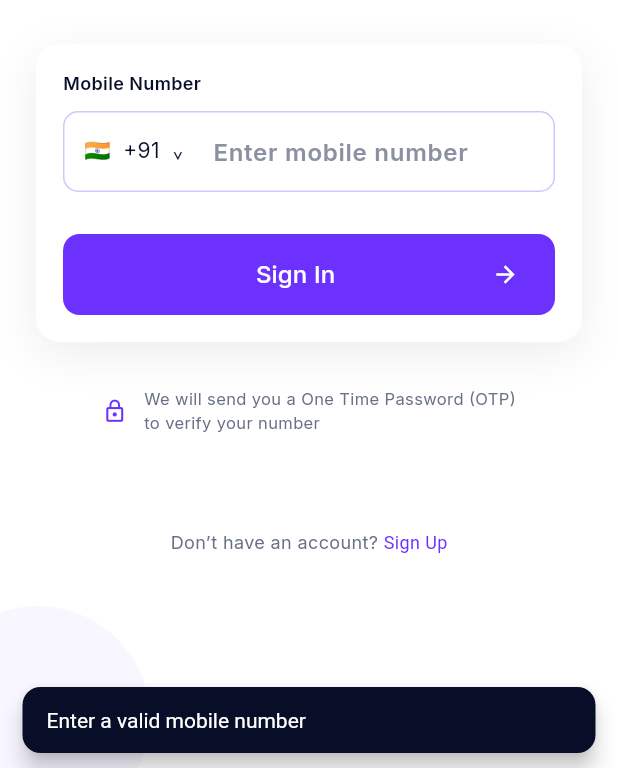
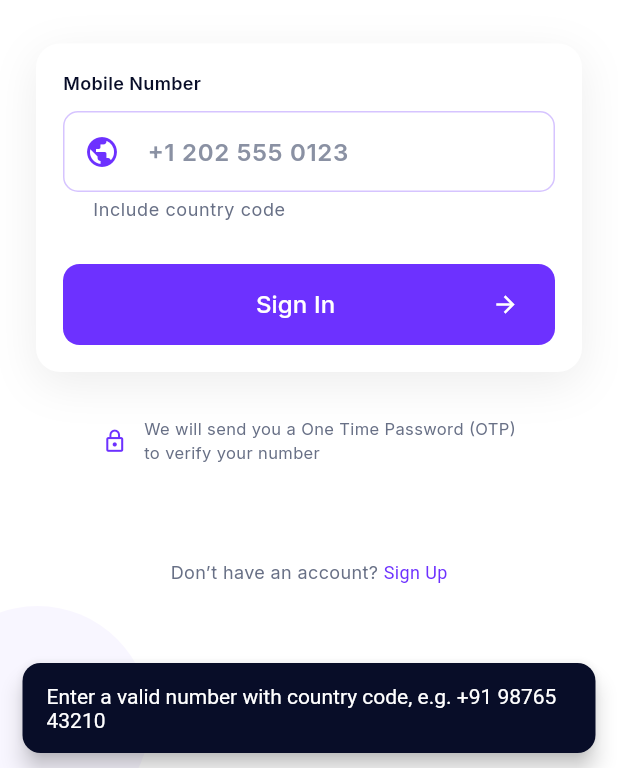
Before and after one commit to vinitanwar/groopx, a Flutter app: the PhoneScreen screen opened by its route, after a tap on "Sign In", on a phone screen of 412 x 824 dp, the part 468-1236 px from its top. Run offline on Flutter 3.47's test engine with Material 3 defaults, Android fonts, the phone set to English and light mode, and no system bars; our stand-ins replace dio, file_picker, firebase_core, firebase_messaging, flutter_secure_storage, geolocator and 6 more; missing offline and left inert: livekit_client; accounts and stored records are empty; network calls fail.

Commit message:
Support international phone number login

```diff
--- /dev/null
+++ b/mobile/lib/features/auth/data/phone_number.dart
@@ -0,0 +1,10 @@
+String? normalizeInternationalPhone(String input) {
+  var value = input.trim().replaceAll(RegExp(r'[\s().-]'), '');
+  if (value.startsWith('00')) {
+    value = '+${value.substring(2)}';
+  }
+  if (!RegExp(r'^\+[1-9][0-9]{7,14}$').hasMatch(value)) {
+    return null;
+  }
+  return value;
+}
--- a/mobile/lib/features/auth/presentation/auth_components.dart
+++ b/mobile/lib/features/auth/presentation/auth_components.dart
@@ -93,11 +93,13 @@ class PhoneField extends StatelessWidget {
   Widget build(BuildContext context) => TextField(
         controller: controller,
         keyboardType: TextInputType.phone,
+        autofillHints: const [AutofillHints.telephoneNumber],
         style: const TextStyle(color: authInk, fontSize: 16, fontWeight: FontWeight.w600),
         decoration: InputDecoration(
-          hintText: 'Enter mobile number',
-          prefixIcon: const Padding(padding: EdgeInsets.all(14), child: Text('🇮🇳  +91  ⌄', style: TextStyle(fontSize: 14))),
-          prefixIconConstraints: const BoxConstraints(minWidth: 96),
+          hintText: '+1 202 555 0123',
+          helperText: 'Include country code',
+          prefixIcon: const Icon(Icons.public, color: authPurple),
+          prefixIconConstraints: const BoxConstraints(minWidth: 52),
           enabledBorder: OutlineInputBorder(borderSide: const BorderSide(color: Color(0xFFD6C4FF)), borderRadius: BorderRadius.circular(10)),
           focusedBorder: OutlineInputBorder(borderSide: const BorderSide(color: authPurple), borderRadius: BorderRadius.circular(10)),
         ),
--- a/mobile/lib/features/auth/presentation/phone_screen.dart
+++ b/mobile/lib/features/auth/presentation/phone_screen.dart
@@ -2,6 +2,7 @@ import 'package:flutter/material.dart';
 import 'package:go_router/go_router.dart';
 import 'auth_components.dart';
 import '../data/auth_api.dart';
+import '../data/phone_number.dart';
 
 enum AuthMode { signIn, signUp }
 
@@ -53,8 +54,8 @@ class _PhoneScreenState extends State<PhoneScreen> {
   }
 
   Future<void> _requestOtp(bool signUp) async {
-    final normalized = '+91${phone.text.replaceAll(RegExp(r'\D'), '')}';
-    if (normalized.length < 13) { ScaffoldMessenger.of(context).showSnackBar(const SnackBar(content: Text('Enter a valid mobile number'))); return; }
+    final normalized = normalizeInternationalPhone(phone.text);
+    if (normalized == null) { ScaffoldMessenger.of(context).showSnackBar(const SnackBar(content: Text('Enter a valid number with country code, e.g. +91 98765 43210'))); return; }
     setState(() => loading = true);
     try {
       await AuthApi.instance.requestOtp(normalized);
```
Also changed, not shown: 1 other file.
